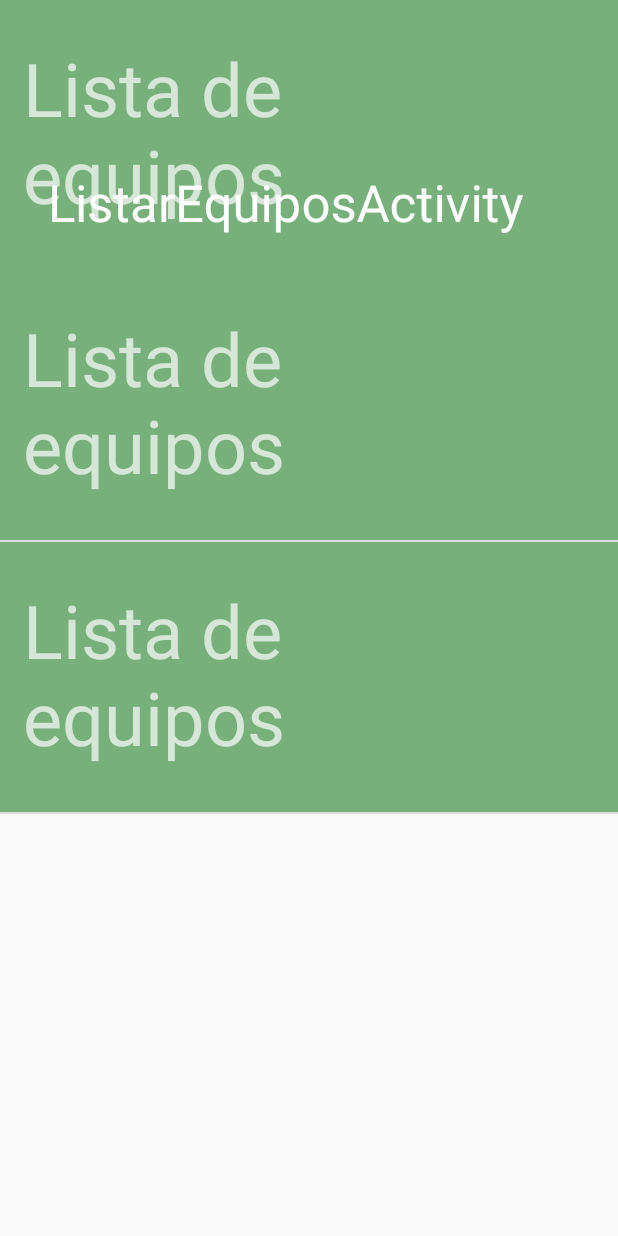
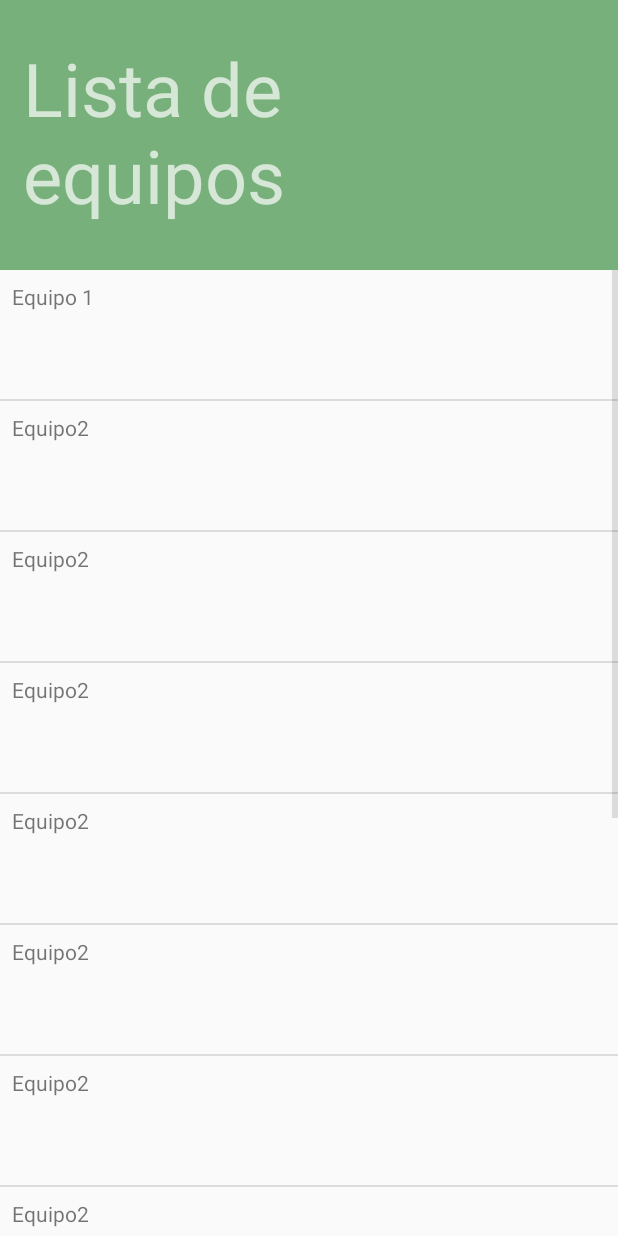
Before and after one commit to plaroser/Gestor-de-Tareas, an Android app: the ListarEquiposActivity screen opened directly, with no data from a screen before it, on a phone screen of 412 x 824 dp. Run offline under Robolectric (Android 15) with nearby library versions, the phone set to English and light mode, and no system bars.

Commit message:
ListarEquipos arreglado , falta cambiar de activity con los clicks

```diff
--- a/GestionTareas/app/src/main/AndroidManifest.xml
+++ b/GestionTareas/app/src/main/AndroidManifest.xml
@@ -28,7 +28,7 @@
         <activity
             android:exported="true"
             android:name=".ListarEquiposActivity"
-            android:label="@string/title_activity_listar_equipos"
+            android:label=""
             android:theme="@style/AppTheme.NoActionBar" />
         <activity android:name=".CrearTarea" />
 
--- a/GestionTareas/app/src/main/java/com/sergiopla/gestiontareas/ListarEquiposActivity.java
+++ b/GestionTareas/app/src/main/java/com/sergiopla/gestiontareas/ListarEquiposActivity.java
@@ -1,5 +1,6 @@
 package com.sergiopla.gestiontareas;
 
+import android.content.Intent;
 import android.os.Bundle;
 import android.support.v7.app.AppCompatActivity;
 import android.support.v7.widget.Toolbar;
@@ -31,14 +32,38 @@ public class ListarEquiposActivity extends AppCompatActivity {
         Toolbar toolbar = (Toolbar) findViewById(R.id.toolbar);
         setSupportActionBar(toolbar);
 
+
         listViewEquipos = (ListView) findViewById(R.id.list_item);
 
         equipos = new ArrayList<Equipo>();
-        equipos.add(new Equipo("Equipo1"));
+        equipos.add(new Equipo("Equipo 1"));
         equipos.add(new Equipo("Equipo2"));
+        equipos.add(new Equipo("Equipo2"));
+        equipos.add(new Equipo("Equipo2"));
+        equipos.add(new Equipo("Equipo2"));
+        equipos.add(new Equipo("Equipo2"));
+        equipos.add(new Equipo("Equipo2"));
+        equipos.add(new Equipo("Equipo2"));
+        equipos.add(new Equipo("Equipo2"));
+        equipos.add(new Equipo("Equipo2"));
+        equipos.add(new Equipo("Equipo2"));
+        equipos.add(new Equipo("Equipo2"));
+        equipos.add(new Equipo("Equipo2"));
+
 
         AdapterListarEquipos myAdapter=new AdapterListarEquipos(this,R.layout.content_listar_equipos, equipos);
         listViewEquipos.setAdapter(myAdapter);
+
+
+        listViewEquipos.setOnItemClickListener(new AdapterView.OnItemClickListener() {
+            @Override
+            public void onItemClick(AdapterView<?> parent, View view, int position, long id) {
+               if(position==0){
+                   Intent intent = new Intent((view.getContext()),CrearTarea.class);
+                   startActivityForResult(intent,0);
+            }
+        }
+        });
 
 
 
--- a/GestionTareas/app/src/main/java/com/sergiopla/gestiontareas/Modelos/AdapterListarEquipos.java
+++ b/GestionTareas/app/src/main/java/com/sergiopla/gestiontareas/Modelos/AdapterListarEquipos.java
@@ -43,10 +43,12 @@ public class AdapterListarEquipos extends ArrayAdapter  {
 
     @Override
     public View getView(int position, View convertView,  ViewGroup parent) {
-        View v=convertView;
-        LayoutInflater inflater = (LayoutInflater) getContext().getSystemService(Context.LAYOUT_INFLATER_SERVICE);
-        v = inflater.inflate(R.layout.activity_listar_equipos, null);
-        TextView nombreEquipos = (TextView) convertView.findViewById(R.id.tv_Nombre);
+        View v =convertView;
+        if(v == null) {
+            LayoutInflater inflater = (LayoutInflater) getContext().getSystemService(Context.LAYOUT_INFLATER_SERVICE);
+            v = inflater.inflate(R.layout.content_listar_equipos, null);
+        }
+        TextView nombreEquipos = v.findViewById(R.id.tv_Nombre);
         nombreEquipos.setText(equipos.get(position).getNombre());
         return v;
 
--- a/GestionTareas/app/src/main/res/layout/activity_listar_equipos.xml
+++ b/GestionTareas/app/src/main/res/layout/activity_listar_equipos.xml
@@ -53,9 +53,10 @@
     <ListView
         android:id="@+id/list_item"
         android:layout_width="match_parent"
-        android:layout_height="match_parent"
+        android:layout_height="1500dp"
         android:layout_alignParentStart="true"
         android:layout_below="@+id/app_bar"
+
         />
 
 
--- a/GestionTareas/app/src/main/res/layout/content_listar_equipos.xml
+++ b/GestionTareas/app/src/main/res/layout/content_listar_equipos.xml
@@ -13,10 +13,16 @@
         android:id="@+id/tv_Nombre"
         android:layout_width="wrap_content"
         android:layout_height="wrap_content"
+        android:layout_alignParentLeft="true"
         android:layout_alignParentTop="true"
-        android:text="Demo"
-        android:textAppearance="?android:attr/textAppearanceSmall"
-        android:textColor="@android:color/black" />
+        android:layout_marginBottom="8dp"
+        android:layout_marginLeft="8dp"
+        android:layout_marginTop="8dp"
+        android:maxHeight="70dp"
+        android:maxWidth="70dp"
+        android:minHeight="70dp"
+        android:minWidth="70dp" />
+
 
 
 
```
Also changed, not shown: GestionTareas/app/src/main/java/com/sergiopla/gestiontareas/Modelos/Equipo.java (+3 -7 lines).
